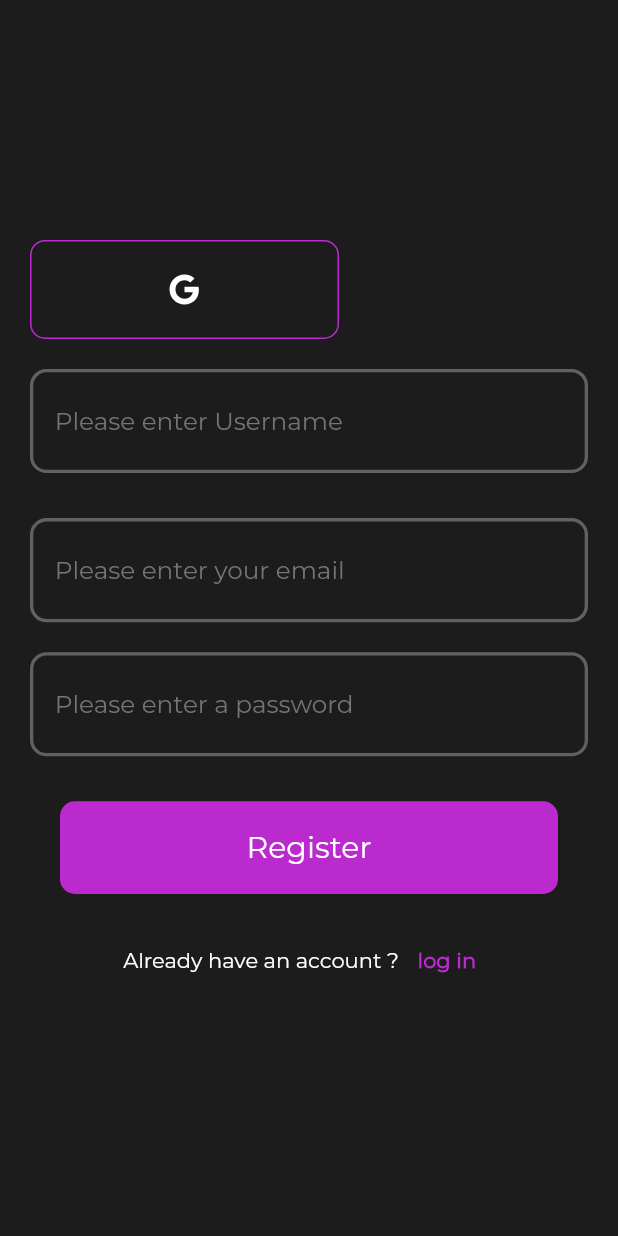
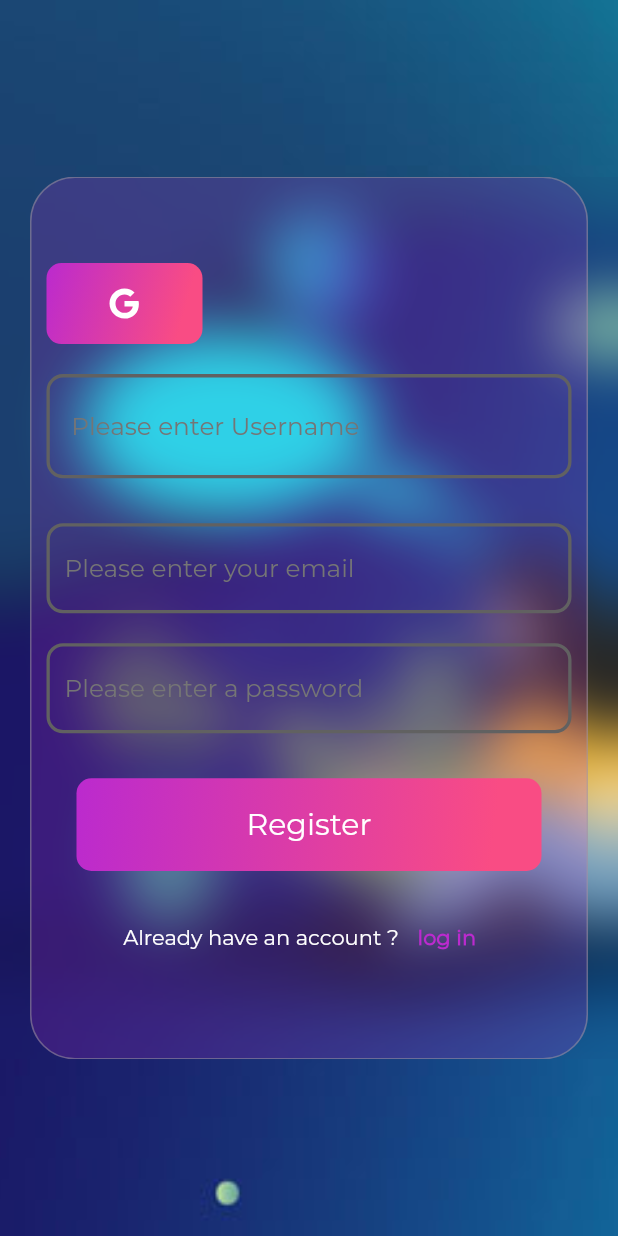
Before and after one commit to trey-rosius/friends, a Flutter app: the screen it shows after launch, after a tap on "Log In", after a tap on "Register", on a phone screen of 412 x 824 dp. Run offline on Flutter 3.47's test engine with Material 2 defaults, Android fonts, the phone set to English and light mode, and no system bars; our stand-ins replace cached_network_image, flutter_svg, image_cropper, image_picker, shared_preferences, timeago; missing offline and left inert: amplify_api, amplify_auth_cognito, amplify_datastore, amplify_datastore_plugin_interface, amplify_flutter, amplify_storage_s3; accounts and stored records are empty.

Commit message:
more updates

```diff
--- a/lib/login/login_screen.dart
+++ b/lib/login/login_screen.dart
@@ -271,21 +271,7 @@ class _LoginScreenState extends State<LoginScreen> {
 
                                          ),
                                          child:TextButton(
-/*
-                                           style: ButtonStyle(
 
-                                               elevation: MaterialStateProperty.all(10),
-                                               backgroundColor: MaterialStateProperty.all(ThemeColor.primary),
-                                               shadowColor: MaterialStateProperty.all(ThemeColor.primary),
-                                               shape: MaterialStateProperty.all<RoundedRectangleBorder>(
-                                                   RoundedRectangleBorder(
-                                                     borderRadius: BorderRadius.circular(18.0),
-
-                                                   )
-                                               )
-                                           ),
-
- */
                                            onPressed: () {
                                              if (_formKey.currentState!.validate()) {
                                                loginRep.login().then((bool isSignedIn){
--- a/lib/login/register_screen.dart
+++ b/lib/login/register_screen.dart
@@ -1,20 +1,13 @@
 
-import 'package:amplify_auth_cognito/amplify_auth_cognito.dart';
-import 'package:amplify_flutter/amplify.dart';
+import 'dart:ui';
+
 import 'package:flutter/material.dart';
 import 'package:flutter_svg/svg.dart';
-import 'package:friends/models/User.dart';
 import 'package:friends/utils/app_theme.dart';
-import 'package:friends/utils/shared_prefs.dart';
 import 'package:friends/utils/size_config.dart';
 import 'package:friends/utils/validations.dart';
 import 'package:provider/provider.dart';
-
-import '../create_profile_screen.dart';
-import '../edit_profile_screen.dart';
-import '../profile_repository.dart';
 import 'login_repository.dart';
-import 'login_screen.dart';
 import 'otp_screen.dart';
 
 
@@ -33,16 +26,31 @@ class _RegisterScreenState extends State<RegisterScreen> {
 
   @override
   Widget build(BuildContext context) {
+    return ChangeNotifierProvider.value(value: LoginRepository.instance(),
+        child: Consumer(builder: (_,LoginRepository loginRepo,child){
          return Scaffold(
-        backgroundColor: ThemeColor.bgColor,
+           body:  Stack(
+             children: [
+               SizedBox(
 
-      body: ChangeNotifierProvider.value(value: LoginRepository.instance(),
-        child: Consumer(builder: (_,LoginRepository loginRepo,child){
-          return SingleChildScrollView(
+                 height: SizeConfig.screenHeight,
+                 child: Image.asset('assets/images/bg.jpg',fit: BoxFit.cover,),
 
+
+               ),
+             Center(
+               child: ClipRect(
+                 child: BackdropFilter(
+                   filter: ImageFilter.blur(sigmaX: 20.0, sigmaY: 20.0),
                    child: Container(
-              height: SizeConfig.screenHeight,
-              padding: EdgeInsets.symmetric(horizontal: 20,vertical: 20),
+                     height:  SizeConfig.screenHeight!/1.4,
+                     margin: EdgeInsets.symmetric(horizontal: 20),
+                     padding: EdgeInsets.symmetric(horizontal: 10,vertical: 20),
+                     decoration: BoxDecoration(
+                         border:Border.all(color: Colors.grey.withOpacity(0.5),width: 1),
+                         borderRadius: BorderRadius.circular(30),
+                         color: ThemeColor.primary.withOpacity(0.2)
+                     ),
                      child: Column(
                        mainAxisAlignment: MainAxisAlignment.center,
                        crossAxisAlignment: CrossAxisAlignment.center,
@@ -54,7 +62,7 @@ class _RegisterScreenState extends State<RegisterScreen> {
                              loginRepo.googleLoading? Container(
                                padding: EdgeInsets.all(10),
                                margin: EdgeInsets.all(20),
-                        child: const Center(child: CircularProgressIndicator(valueColor: AlwaysStoppedAnimation<Color>(ThemeColor.primary),)),
+                               child:  Center(child: CircularProgressIndicator(valueColor: AlwaysStoppedAnimation<Color>(ThemeColor.primary),)),
                              ) :  InkWell(
                                onTap: (){
                                  loginRepo.googleSignIn(context);
@@ -63,12 +71,17 @@ class _RegisterScreenState extends State<RegisterScreen> {
                                child: Container(
 
 
+                                 padding: EdgeInsets.symmetric(horizontal: 40,vertical: 15),
+                                 decoration:  BoxDecoration(
 
-                          padding: EdgeInsets.symmetric(horizontal: 90,vertical: 20),
-                          decoration: BoxDecoration(
-                              borderRadius: BorderRadius.circular(10),
-                              border: Border.all(color:ThemeColor.primary,width: 1)
+                                   gradient: LinearGradient(
+                                       begin: Alignment.topLeft,
+                                       end: Alignment(0.8, 0.0), // 10% of the width, so there are ten blinds.
+                                       colors: [ThemeColor.primary,ThemeColor.secondary], // red to yellow
+                                       tileMode: TileMode.clamp// repeats the gradient over the canvas
                                    ),
+                                   borderRadius: BorderRadius.all(Radius.circular(10.0))),
+
                                  child: SvgPicture.asset(
                                    'assets/svg/google.svg',
 
@@ -174,10 +187,7 @@ class _RegisterScreenState extends State<RegisterScreen> {
                                              Radius.circular(10.toWidth),
                                            ),
                                          ),
-                                  contentPadding: EdgeInsets.symmetric(
-                                    horizontal: 15.toWidth,
-                                    vertical: 20.toHeight,
-                                  ),
+
                                          hintText: 'Please enter your email',
                                          hintStyle: TextStyle(
                                            color: Colors.grey[600],
@@ -219,10 +229,7 @@ class _RegisterScreenState extends State<RegisterScreen> {
                                                Radius.circular(10.toWidth),
                                              ),
                                            ),
-                                  contentPadding: EdgeInsets.symmetric(
-                                    horizontal: 15.toWidth,
-                                    vertical: 20.toHeight,
-                                  ),
+
                                            hintText: 'Please enter a password',
                                            hintStyle: TextStyle(
                                              color: Colors.grey[600],
@@ -240,13 +247,20 @@ class _RegisterScreenState extends State<RegisterScreen> {
                                      margin: EdgeInsets.all(20),
                                      child: Center(child: CircularProgressIndicator()),
                                    ) :  Container(
-                              margin: EdgeInsets.all(20),
+                                     margin: const EdgeInsets.all(20),
                                      width: SizeConfig.screenWidth,
                                      height: 50.toHeight,
-                              padding: EdgeInsets.all(10),
+                                     padding: const EdgeInsets.all(10),
                                      decoration: const BoxDecoration(
-color: ThemeColor.primary,
+
+                                       gradient: LinearGradient(
+                                           begin: Alignment.topLeft,
+                                           end: Alignment(0.8, 0.0), // 10% of the width, so there are ten blinds.
+                                           colors: [ThemeColor.primary,ThemeColor.secondary], // red to yellow
+                                           tileMode: TileMode.clamp// repeats the gradient over the canvas
+                                       ),
                                        borderRadius: BorderRadius.all(Radius.circular(10.0)),
+
                                      ),
                                      child: TextButton(child: const Text("Register",style: TextStyle(color: Colors.white,fontSize: 20),),onPressed: (){
                                        if (_formKey.currentState!.validate()) {
@@ -274,7 +288,7 @@ color: ThemeColor.primary,
                                        Text("Already have an account ?",style: TextStyle(color: Colors.white),),
                                        TextButton(onPressed: (){
                                          Navigator.of(context).pop();
-                               }, child: Text("log in",style: TextStyle(fontWeight:FontWeight.bold, color: ThemeColor.primary),))
+                                       }, child: Text("log in",style: TextStyle(fontWeight:FontWeight.bold, foreground: Paint()..shader = ThemeColor.linearGradient),))
                                      ],
                                    )
 
@@ -284,9 +298,14 @@ color: ThemeColor.primary,
                        ],
                      ),
                    ),
+                 ),
+               ),
+             )
+             ],
+           ),
          );
         },),
-      )
+
     );
   }
 }
```
Also changed, not shown: lib/edit_profile_screen.dart (+33 -15 lines). Lines whose indentation alone changed are shown as unchanged.
